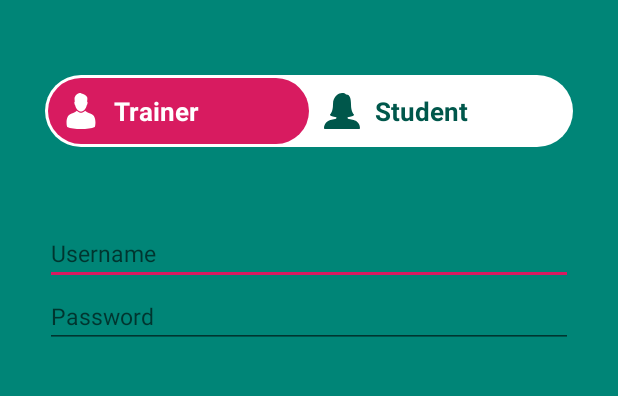
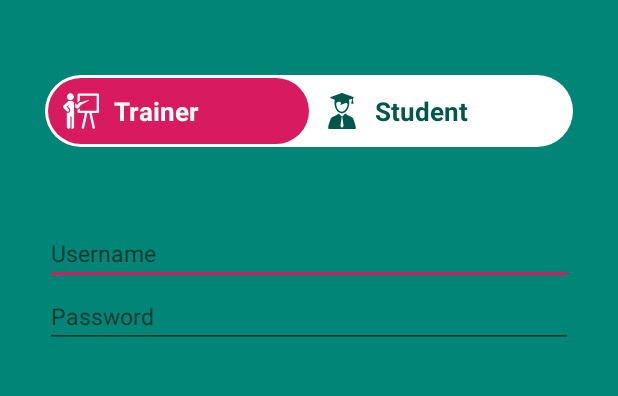
Before and after one commit to Revansiddub/musicapp, an Android app: the LoginActivity screen opened directly, with no data from a screen before it, on a phone screen of 412 x 824 dp, the part 266-662 px from its top. Run offline under Robolectric (Android 15) with nearby library versions, the phone set to English and light mode, and no system bars; our stand-ins replace data binding; plain views replace MaterialEditText.

Commit message:
Changed Login Screen UI

```diff
--- /dev/null
+++ b/app/src/main/res/drawable/icon_male_student_small.xml
@@ -0,0 +1,12 @@
+<vector xmlns:android="http://schemas.android.com/apk/res/android"
+    android:width="24dp"
+    android:height="24dp"
+    android:viewportWidth="444.059"
+    android:viewportHeight="444.059">
+  <path
+      android:fillColor="#FF000000"
+      android:pathData="M357.76,312.234c-3.28,-7.848 -11.178,-12.873 -18.713,-15.963l-50.938,-23.455l-24.473,-20.639l-39.323,39.111h-0.03l16.971,113.445c0.061,0.389 -0.04,0.787 -0.271,1.105l-17.744,24.283c-0.282,0.391 -0.732,0.617 -1.212,0.617c-0.48,0 -0.93,-0.229 -1.212,-0.617l-17.742,-24.283c-0.234,-0.318 -0.332,-0.719 -0.273,-1.105l16.969,-113.447h-0.026l-39.321,-39.109l-24.473,20.639l-50.941,23.455c-7.537,3.09 -14.943,7.783 -18.711,15.963c0,0 -55.371,131.824 -25.338,131.824h322.145C413.132,444.061 357.76,312.234 357.76,312.234z"/>
+  <path
+      android:fillColor="#FF000000"
+      android:pathData="M361.298,131.489c0.767,-0.083 1.457,-0.449 1.932,-1.042c0.481,-0.592 0.698,-1.355 0.613,-2.114c-0.57,-4.869 -1.143,-9.728 -1.708,-14.597l-1.187,-10.189c-0.181,-1.521 -1.542,-2.627 -3.074,-2.49l-2.203,0.003l0.042,-34.202l1.153,-0.419l3.845,-1.388c3.256,-1.178 5.424,-4.265 5.424,-7.724c0,-3.46 -2.168,-6.548 -5.424,-7.727L224.819,0.49c-1.807,-0.653 -3.783,-0.653 -5.586,0L83.339,49.6c-3.254,1.179 -5.422,4.267 -5.422,7.727c0,3.459 2.168,6.546 5.422,7.724l50.236,18.155c-3.546,11.195 -5.16,24.013 -5.015,38.284c0.884,81.402 48.138,129.944 91.862,129.944c43.213,0 90.979,-48.542 91.859,-129.944c0.146,-13.832 -1.379,-26.291 -4.697,-37.238l36.528,-13.2l0.077,30.021l-2.207,-0.001c-1.533,-0.134 -2.895,0.968 -3.07,2.501l-2.857,24.788c-0.086,0.755 0.137,1.51 0.615,2.104c0.479,0.591 1.176,0.97 1.932,1.033M220.428,231.666c-38.148,0 -64.471,-44.688 -69.781,-89.361c-4.91,-41.314 54.838,-43.237 58.308,-17.63c1.069,7.872 -7.97,16.305 -6.945,19.556c5.056,16.049 88.772,-52.383 88.2,-1.946C289.807,177.896 256.775,231.666 220.428,231.666z"/>
+</vector>
--- /dev/null
+++ b/app/src/main/res/drawable/icon_trainer_small.xml
@@ -0,0 +1,18 @@
+<vector xmlns:android="http://schemas.android.com/apk/res/android"
+    android:width="24dp"
+    android:height="24dp"
+    android:viewportWidth="489.38"
+    android:viewportHeight="489.38">
+  <path
+      android:fillColor="#FF000000"
+      android:pathData="M473.725,5.656H213.576c-8.655,0 -15.655,7.022 -15.655,15.664v110.484l11.319,-13.234c5.375,-6.292 12.461,-10.172 19.992,-11.793V36.978h228.836v204.531H229.233v-34.238l-7.05,8.244c-6.161,7.189 -14.858,11.65 -24.262,12.529v29.124c0,8.642 7,15.655 15.655,15.655h84.489L255.141,467.7c-1.923,8.739 3.6,17.382 12.346,19.31c8.667,1.904 17.382,-3.601 19.287,-12.331l44.457,-201.855h25.844l44.457,201.855c1.666,7.557 8.369,12.714 15.803,12.705c1.154,0 2.334,-0.117 3.502,-0.374c8.746,-1.928 14.268,-10.57 12.328,-19.31l-42.92,-194.877h83.481c8.647,0 15.655,-7.013 15.655,-15.655V21.32C489.38,12.678 482.372,5.656 473.725,5.656z"/>
+  <path
+      android:fillColor="#FF000000"
+      android:pathData="M349.368,97.116c-1.234,-3.11 -4.732,-4.637 -7.84,-3.406l-92.234,32.555c-8.465,-6.554 -20.678,-5.383 -27.737,2.827l-29.267,34.178l-25.951,-22.245c0.171,1.837 0.56,3.622 0.56,5.507v48.291l14.438,12.371c8.568,7.338 21.385,6.204 28.549,-2.198l34.842,-40.743l28.1,-16.439l73.951,-43.267C349.336,103.073 350.469,99.923 349.368,97.116z"/>
+  <path
+      android:fillColor="#FF000000"
+      android:pathData="M109.928,105.776H92.547c-13.308,0 -25.01,6.468 -32.448,16.327l-53.352,49.12c-8.313,7.405 -9.067,20.232 -1.581,28.595l43.528,48.585c7.421,8.309 20.267,9.044 28.579,1.576c8.334,-7.469 9.038,-20.262 1.57,-28.586l-30.003,-33.504l42.616,-38.134l-24.82,33.721l24.279,27.107c13.416,14.992 12.151,38.027 -2.834,51.453c-10.231,9.172 -24.193,11.324 -36.297,7.094c0,0 0.188,93.659 0.188,193.962c0,13.416 10.874,24.291 24.291,24.291c13.403,0 24.291,-10.875 24.291,-24.291c0,-100.272 0,-43.051 0,-144.771h16.203c0,101.646 0,44.468 0,144.771c0,7.004 -1.953,13.49 -5.067,19.231c4.076,3.135 9.148,5.06 14.676,5.06c13.424,0 24.298,-10.875 24.298,-24.291c0,-100.272 0.031,-58.237 0.031,-316.561C150.697,124.022 132.45,105.776 109.928,105.776z"/>
+  <path
+      android:fillColor="#FF000000"
+      android:pathData="M79.592,91.198c6.495,3.376 13.787,5.471 21.62,5.471c7.853,0 15.145,-2.095 21.659,-5.477c15.204,-7.877 25.684,-23.559 25.684,-41.862c0,-26.146 -21.196,-47.335 -47.344,-47.335c-26.144,0 -47.335,21.189 -47.335,47.335C53.877,67.643 64.368,83.331 79.592,91.198z"/>
+</vector>
--- a/app/src/main/res/layout/activity_login.xml
+++ b/app/src/main/res/layout/activity_login.xml
@@ -58,7 +58,7 @@
                 android:layout_height="wrap_content"
                 android:background="@drawable/button_rounded"
                 android:backgroundTint="@color/colorAccent"
-                android:drawableStart="@drawable/icon_male"
+                android:drawableStart="@drawable/icon_trainer_small"
                 android:drawablePadding="@dimen/size_10dp"
                 android:drawableTint="@color/white"
                 android:padding="@dimen/size_10dp"
@@ -75,7 +75,7 @@
                 android:id="@+id/textStudent"
                 android:layout_width="0dp"
                 android:layout_height="wrap_content"
-                android:drawableStart="@drawable/icon_female"
+                android:drawableStart="@drawable/icon_male_student_small"
                 android:drawablePadding="@dimen/size_10dp"
                 android:drawableTint="@color/colorPrimaryDark"
                 android:padding="@dimen/size_10dp"
```
